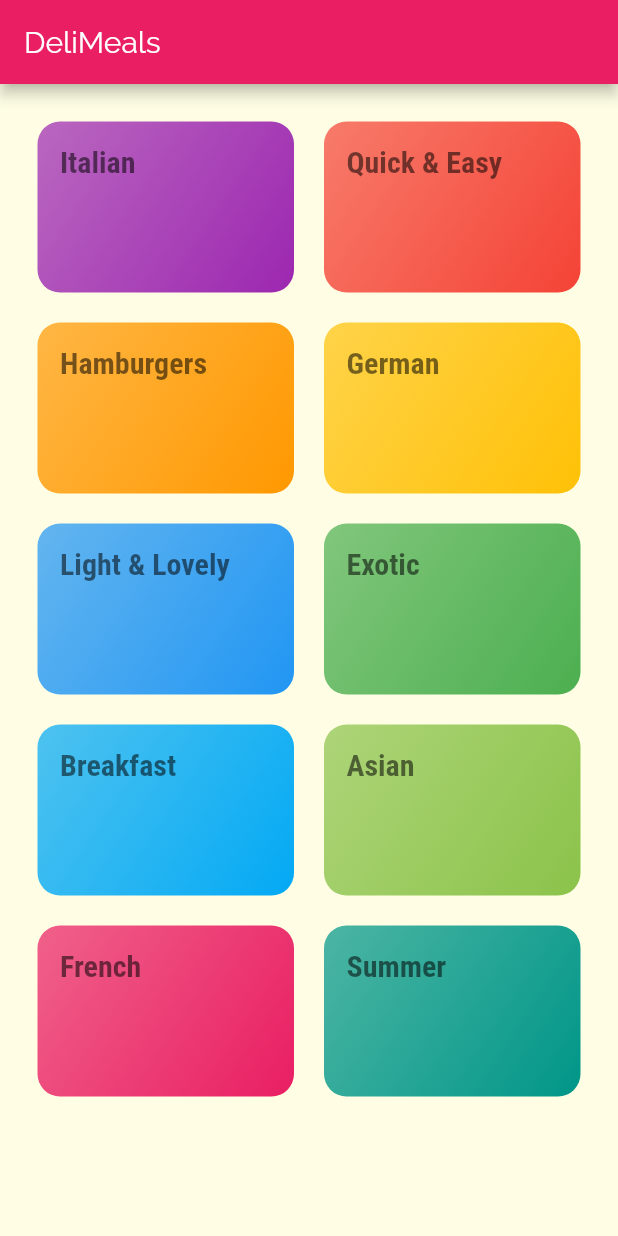
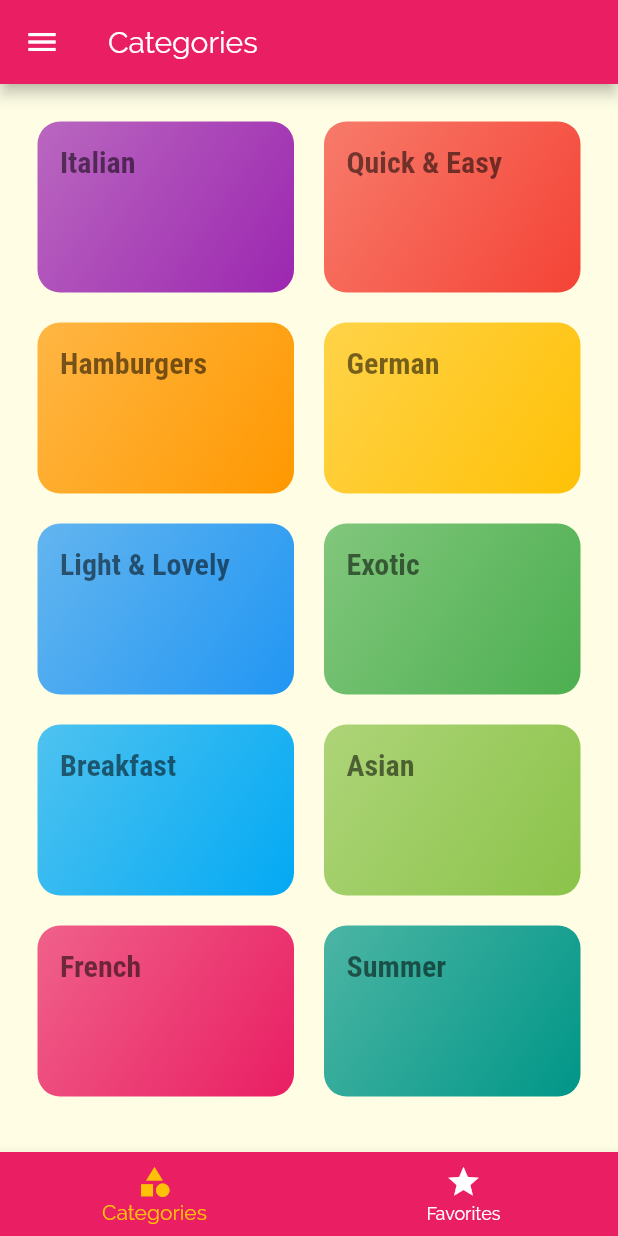
Before and after one commit to AlamKhalid/meals-app, a Flutter app: the screen it shows after launch, on a phone screen of 412 x 824 dp. Run offline on Flutter 3.47's test engine with Material 2 defaults, Android fonts, the phone set to English and light mode, and no system bars.

```diff
--- a/lib/categories_screen.dart
+++ /dev/null
@@ -1,35 +0,0 @@
-import 'package:flutter/material.dart';
-
-import './category_item.dart';
-import './dummy_data.dart';
-
-class CategoriesScreen extends StatelessWidget {
-  const CategoriesScreen({Key key}) : super(key: key);
-
-  @override
-  Widget build(BuildContext context) {
-    return Scaffold(
-      appBar: AppBar(
-        title: const Text("DeliMeals"),
-      ),
-      body: GridView(
-        padding: const EdgeInsets.all(25),
-        children: DUMMY_CATEGORIES
-            .map(
-              (catData) => CategoryItem(
-                catData.id,
-                catData.title,
-                catData.color,
-              ),
-            )
-            .toList(),
-        gridDelegate: SliverGridDelegateWithMaxCrossAxisExtent(
-          maxCrossAxisExtent: 200,
-          childAspectRatio: 3 / 2,
-          crossAxisSpacing: 20,
-          mainAxisSpacing: 20,
-        ),
-      ),
-    );
-  }
-}
--- a/lib/main.dart
+++ b/lib/main.dart
@@ -1,11 +1,65 @@
 import 'package:flutter/material.dart';
 
-import './category_meals_screen.dart';
-import './categories_screen.dart';
+import './dummy_data.dart';
+
+import './screens/tabs_screen.dart';
+import './screens/filters_screen.dart';
+import './screens/category_meals_screen.dart';
+import './screens/categories_screen.dart';
+import './screens/meal_detail_screen.dart';
+
+import './models/meal.dart';
 
 void main() => runApp(MyApp());
 
-class MyApp extends StatelessWidget {
+class MyApp extends StatefulWidget {
+  @override
+  _MyAppState createState() => _MyAppState();
+}
+
+class _MyAppState extends State<MyApp> {
+  Map<String, bool> _filters = {
+    'gluten': false,
+    'lactose': false,
+    'vegan': false,
+    'vegetarian': false,
+  };
+  List<Meal> _availableMeals = DUMMY_MEALS;
+  List<Meal> _favoriteMeals = [];
+
+  void _setFilters(Map<String, bool> filterData) {
+    setState(() {
+      _filters = filterData;
+      _availableMeals = DUMMY_MEALS.where((meal) {
+        if (_filters['gluten'] && !meal.isGlutenFree) return false;
+        if (_filters['lactose'] && !meal.isLactoseFree) return false;
+        if (_filters['vegetarian'] && !meal.isVegetarian) return false;
+        if (_filters['vegan'] && !meal.isVegan) return false;
+        return true;
+      }).toList();
+    });
+  }
+
+  void _toggleFavorite(String mealId) {
+    final existingIndex =
+        _favoriteMeals.indexWhere((meal) => meal.id == mealId);
+    if (existingIndex >= 0) {
+      setState(() {
+        _favoriteMeals.removeAt(existingIndex);
+      });
+    } else {
+      setState(() {
+        _favoriteMeals.add(
+          DUMMY_MEALS.firstWhere((meal) => meal.id == mealId),
+        );
+      });
+    }
+  }
+
+  bool _isMealFavorite(String id) {
+    return _favoriteMeals.any((meal) => meal.id == id);
+  }
+
   @override
   Widget build(BuildContext context) {
     return MaterialApp(
@@ -29,9 +83,18 @@ class MyApp extends StatelessWidget {
               ),
             ),
       ),
-      home: CategoriesScreen(),
+      // home: TabsScreen(),
+      initialRoute: '/',
       routes: {
-        CategoryMealsScreen.routeName: (ctx) => CategoryMealsScreen(),
+        '/': (ctx) => TabsScreen(_favoriteMeals),
+        CategoryMealsScreen.routeName: (ctx) =>
+            CategoryMealsScreen(_availableMeals),
+        MealDetailScreen.routeName: (ctx) =>
+            MealDetailScreen(_toggleFavorite, _isMealFavorite),
+        FiltersScreen.routeName: (ctx) => FiltersScreen(_filters, _setFilters),
+      },
+      onUnknownRoute: (settings) {
+        return MaterialPageRoute(builder: (ctx) => CategoriesScreen());
       },
     );
   }
--- /dev/null
+++ b/lib/screens/categories_screen.dart
@@ -0,0 +1,30 @@
+import 'package:flutter/material.dart';
+
+import '../widgets/category_item.dart';
+import '../dummy_data.dart';
+
+class CategoriesScreen extends StatelessWidget {
+  const CategoriesScreen({Key key}) : super(key: key);
+
+  @override
+  Widget build(BuildContext context) {
+    return GridView(
+      padding: const EdgeInsets.all(25),
+      children: DUMMY_CATEGORIES
+          .map(
+            (catData) => CategoryItem(
+              catData.id,
+              catData.title,
+              catData.color,
+            ),
+          )
+          .toList(),
+      gridDelegate: SliverGridDelegateWithMaxCrossAxisExtent(
+        maxCrossAxisExtent: 200,
+        childAspectRatio: 3 / 2,
+        crossAxisSpacing: 20,
+        mainAxisSpacing: 20,
+      ),
+    );
+  }
+}
--- /dev/null
+++ b/lib/screens/tabs_screen.dart
@@ -0,0 +1,69 @@
+import 'package:flutter/material.dart';
+
+import './favorites_screen.dart';
+import './categories_screen.dart';
+import '../widgets/main_drawer.dart';
+import '../models/meal.dart';
+
+class TabsScreen extends StatefulWidget {
+  final List<Meal> favoriteMeals;
+
+  TabsScreen(this.favoriteMeals);
+
+  @override
+  _TabsScreenState createState() => _TabsScreenState();
+}
+
+class _TabsScreenState extends State<TabsScreen> {
+  List<Map<String, Object>> _pages;
+  int selectedPageIndex = 0;
+
+  @override
+  void initState() {
+    super.initState();
+    _pages = [
+      {
+        'page': CategoriesScreen(),
+        'title': 'Categories',
+      },
+      {
+        'page': FavoritesScreen(widget.favoriteMeals),
+        'title': 'Favorites',
+      },
+    ];
+  }
+
+  void _selectPage(int index) {
+    setState(() {
+      selectedPageIndex = index;
+    });
+  }
+
+  @override
+  Widget build(BuildContext context) {
+    return Scaffold(
+      appBar: AppBar(
+        title: Text(_pages[selectedPageIndex]['title']),
+      ),
+      drawer: MainDrawer(),
+      body: _pages[selectedPageIndex]['page'],
+      bottomNavigationBar: BottomNavigationBar(
+        onTap: _selectPage,
+        backgroundColor: Theme.of(context).primaryColor,
+        unselectedItemColor: Colors.white,
+        selectedItemColor: Theme.of(context).accentColor,
+        currentIndex: selectedPageIndex,
+        items: [
+          BottomNavigationBarItem(
+            icon: Icon(Icons.category),
+            label: 'Categories',
+          ),
+          BottomNavigationBarItem(
+            icon: Icon(Icons.star),
+            label: 'Favorites',
+          ),
+        ],
+      ),
+    );
+  }
+}
--- a/lib/category_item.dart
+++ b/lib/widgets/category_item.dart
@@ -1,6 +1,6 @@
 import 'package:flutter/material.dart';
 
-import './category_meals_screen.dart';
+import '../screens/category_meals_screen.dart';
 
 class CategoryItem extends StatelessWidget {
   final String id;
```
Also changed, not shown: lib/category_meals_screen.dart (deleted, +0 -27 lines), lib/screens/category_meals_screen.dart (added, +62 -0 lines), lib/screens/favorites_screen.dart (added, +33 -0 lines), lib/screens/filters_screen.dart (added, +95 -0 lines), lib/screens/meal_detail_screen.dart (added, +95 -0 lines), lib/widgets/main_drawer.dart (added, +54 -0 lines), lib/widgets/meal_item.dart (added, +147 -0 lines).
